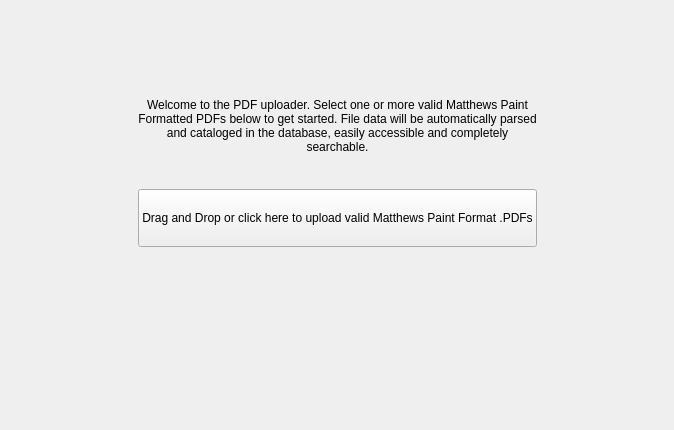
Qt form src/UploadWidget.ui (nkerber/PhoenixCreative) before a commit.
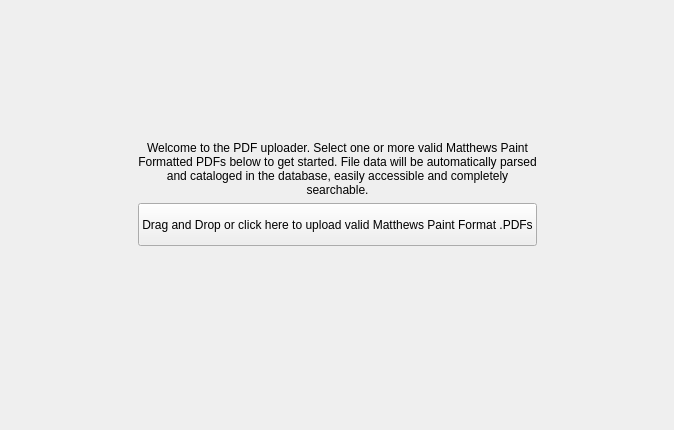
The same form after that commit.

Commit message: Connected PDF API, added multithreading

Patch:
```diff
--- a/src/UploadWidget.ui
+++ b/src/UploadWidget.ui
@@ -13,7 +13,7 @@
   <property name="windowTitle">
    <string>Form</string>
   </property>
-  <layout class="QGridLayout" name="gridLayout" rowstretch="1,2,1,3" columnstretch="1,3,1">
+  <layout class="QGridLayout" name="gridLayout" rowstretch="3,1,1,4" columnstretch="1,1,1">
    <item row="2" column="1">
     <widget class="QPushButton" name="pushButton">
      <property name="sizePolicy">
```
Left out of the diff: 34 changed lines with no effect on the pictures. The commit also changes 2 other files.
